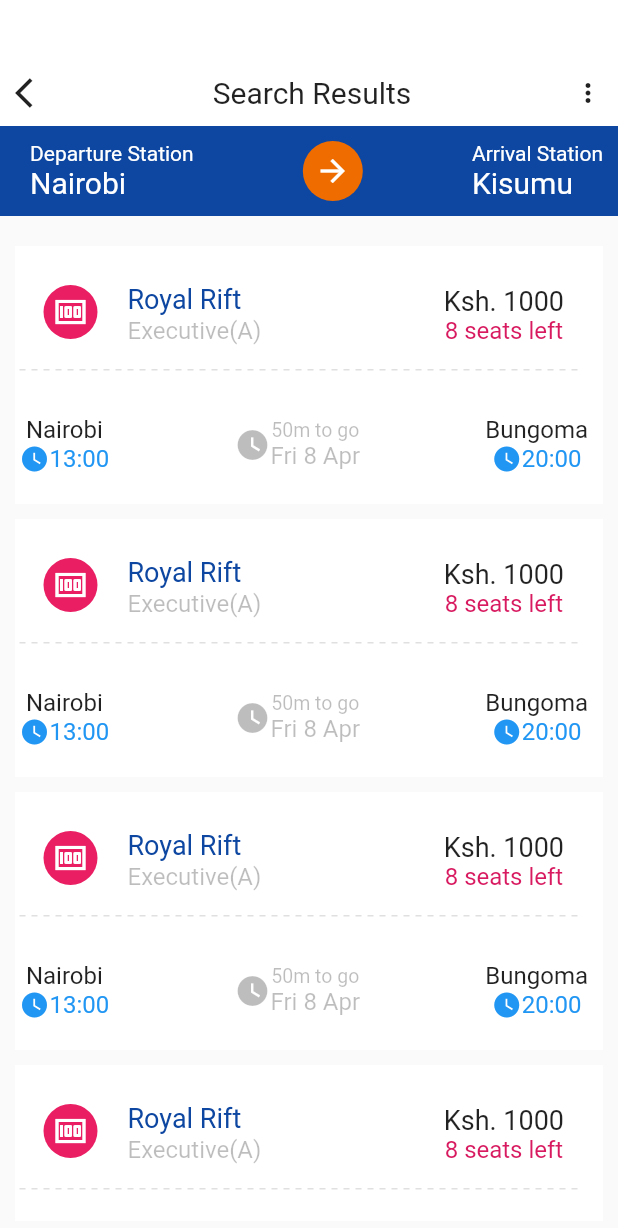
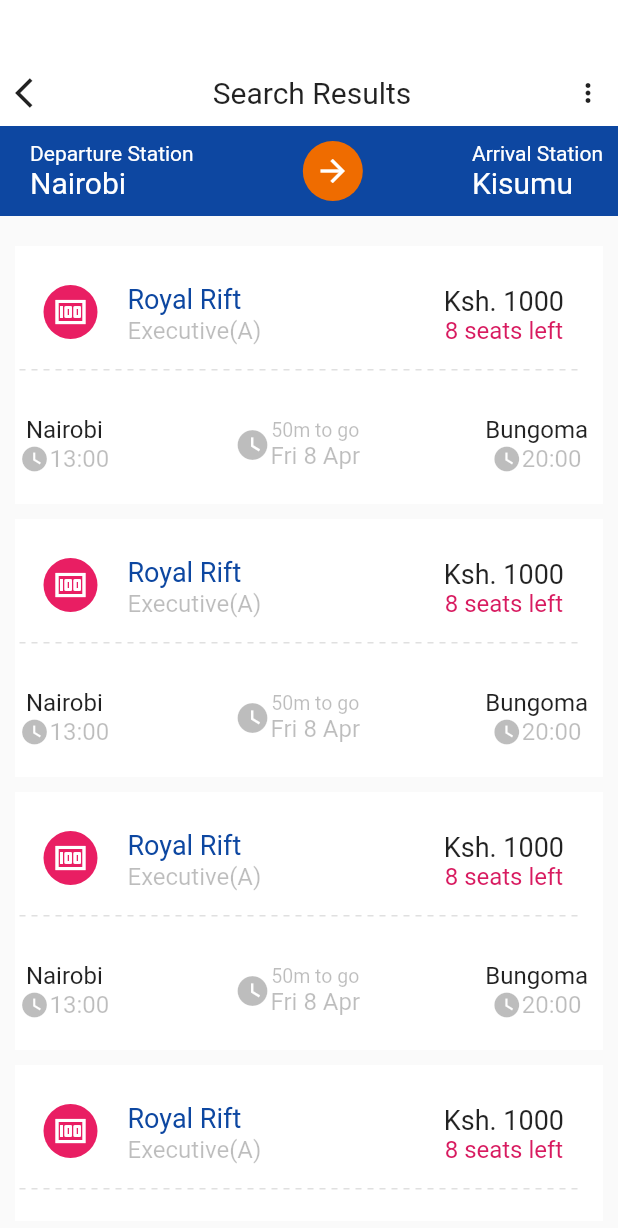
Before and after one commit to Brian-mula/booking, a Flutter app: the SelectTicketPage screen opened directly, on a phone screen of 412 x 824 dp. Shown: the top 1228 px of the screen. Run offline on Flutter 3.47's test engine with Material 2 defaults, Android fonts, the phone set to English and light mode, and no system bars; drawn by our look-alikes of dotted_line; our stand-ins replace date_time_picker, flutter_riverpod; network calls fail.

Commit message:
change the ticket layout

```diff
--- a/lib/pages/ticket_page.dart
+++ b/lib/pages/ticket_page.dart
@@ -171,13 +171,13 @@ class _SelectTicketPageState extends ConsumerState<SelectTicketPage> {
                                           children: [
                                             Icon(
                                               Icons.watch_later,
-                                              color: ThemeFile.bookingBlue500,
+                                              color: ThemeFile.bookingBlack1,
                                               size: 20,
                                             ),
                                             BigTextWidget(
                                               text: "13:00",
                                               size: 16,
-                                              color: ThemeFile.bookingBlue500,
+                                              color: ThemeFile.bookingBlack1,
                                             )
                                           ],
                                         )
@@ -218,14 +218,13 @@ class _SelectTicketPageState extends ConsumerState<SelectTicketPage> {
                                           children: [
                                             Icon(
                                               Icons.watch_later,
-                                              color: ThemeFile.bookingBlue500,
+                                              color: ThemeFile.bookingBlack1,
                                               size: 20,
                                             ),
                                             BigTextWidget(
-                                              text: "20:00",
-                                              size: 16,
-                                              color: ThemeFile.bookingBlue500,
-                                            )
+                                                text: "20:00",
+                                                size: 16,
+                                                color: ThemeFile.bookingBlack1)
                                           ],
                                         )
                                       ],
```
